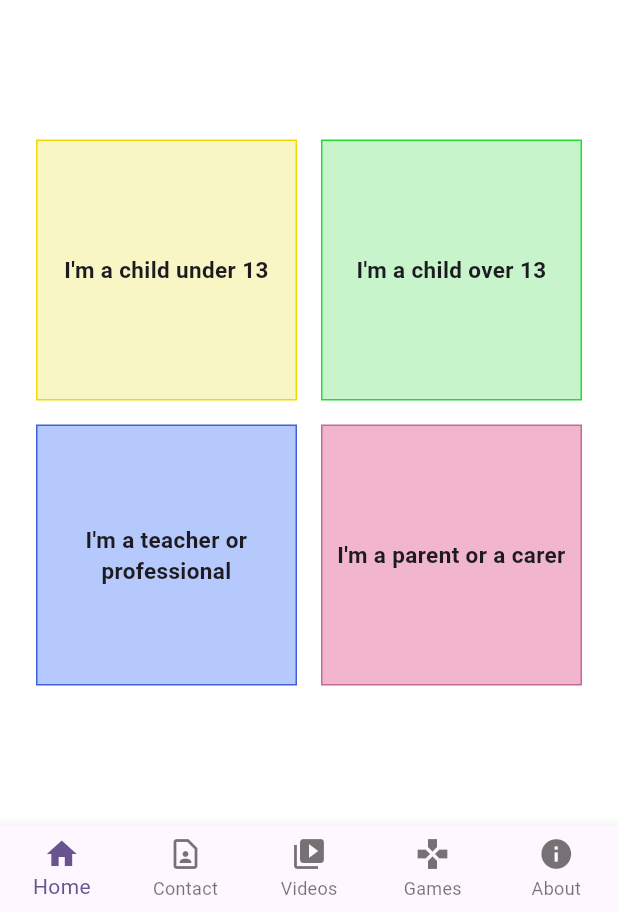
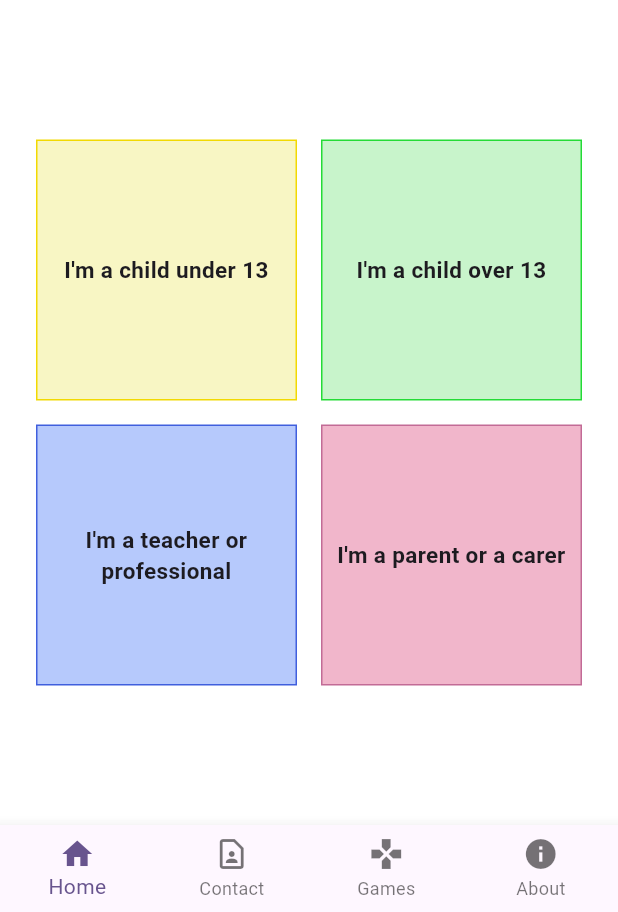
Before and after one commit to cocoon-kids/cocoon-kids-flutter, a Flutter app: the screen it shows after launch, on a phone screen of 412 x 824 dp, the part 324-1236 px from its top. Run offline on Flutter 3.47's test engine with Material 2 defaults, Android fonts, the phone set to English and light mode, and no system bars; our stand-ins replace flutter_bloc, flutter_layout_grid, get_it, go_router, webview_flutter; generated files the repository leaves out were written again.

Commit message:
Trello-0: Removed videos link

```diff
--- a/lib/screens/app_scaffold.dart
+++ b/lib/screens/app_scaffold.dart
@@ -32,7 +32,6 @@ class _AppScaffoldState extends State<AppScaffold> {
   final navBarOptions = [
     _TextAndIcon("Home", Icons.home),
     _TextAndIcon("Contact", Icons.contact_page_outlined,),
-    _TextAndIcon("Videos", Icons.video_library,),
     _TextAndIcon("Games", Icons.games,),
     _TextAndIcon("About", Icons.info ,),
   ];
```
